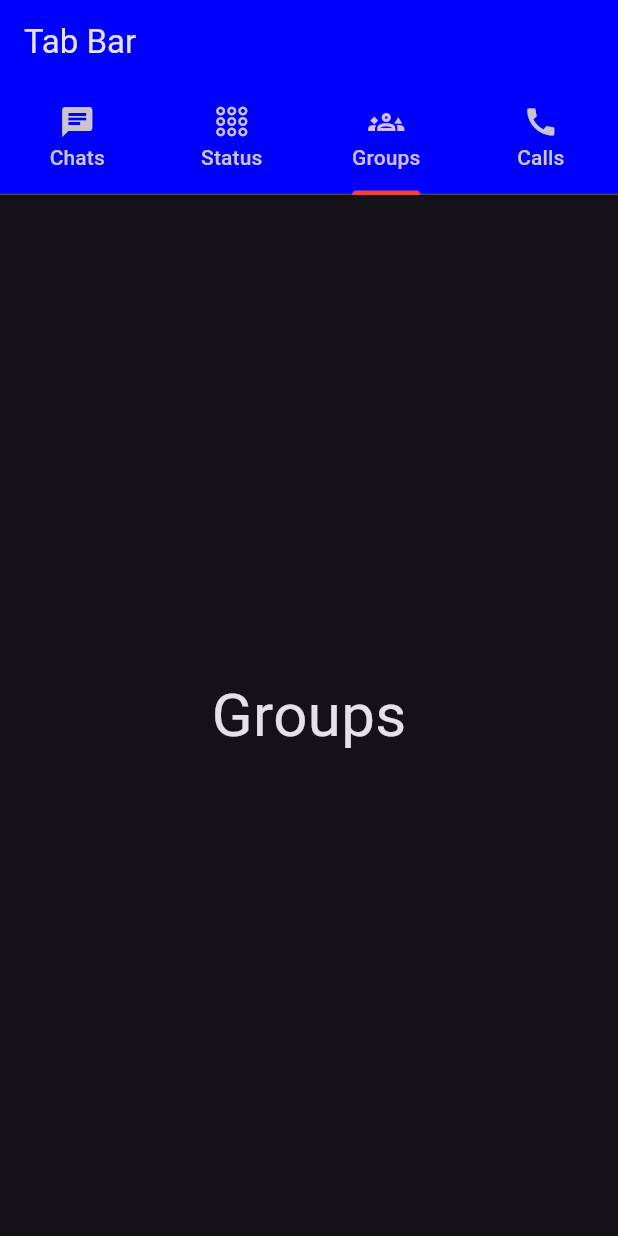
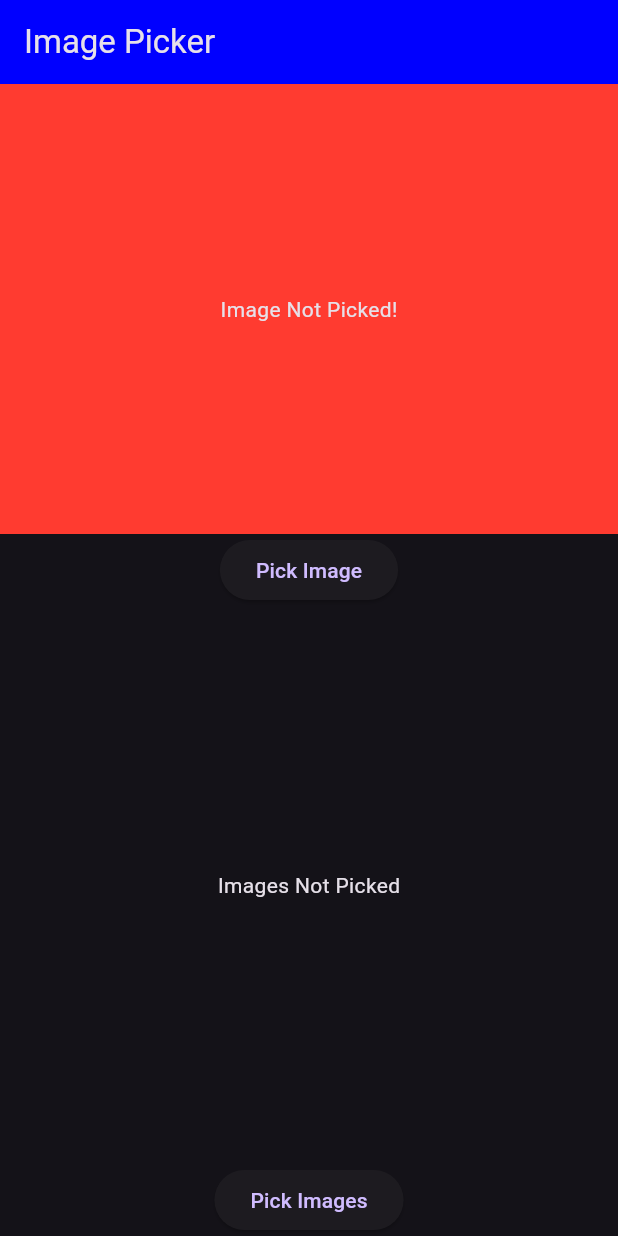
Before and after one commit to AtharvaParadkar/Flutter-Fundamentals, a Flutter app: the screen it shows after launch, on a phone screen of 412 x 824 dp. Run offline on Flutter 3.47's test engine with Material 3 defaults, Android fonts, the phone set to English and light mode, and no system bars; our stand-ins replace animated_text_kit, cached_network_image, image_picker.

Commit message:
Image Picker

```diff
--- /dev/null
+++ b/lib/Widgets/imagepicker.dart
@@ -0,0 +1,93 @@
+// ignore_for_file: avoid_print
+
+import 'dart:io';
+
+import 'package:flutter/cupertino.dart';
+import 'package:flutter/material.dart';
+import 'package:image_picker/image_picker.dart';
+
+class ImagePickerWidget extends StatefulWidget {
+  const ImagePickerWidget({super.key});
+
+  @override
+  State<ImagePickerWidget> createState() => _ImagePickerWidgetState();
+}
+
+class _ImagePickerWidgetState extends State<ImagePickerWidget> {
+  ImagePicker _picker = ImagePicker();
+  //^ XFile is a cross platform file
+  XFile? file;
+  List<XFile>? _files;
+
+  @override
+  Widget build(BuildContext context) {
+    return Scaffold(
+      appBar: AppBar(
+        title: const Text('Image Picker'),
+        backgroundColor: Theme.of(context).primaryColor,
+      ),
+      body: Center(
+        child: Column(
+          mainAxisAlignment: MainAxisAlignment.center,
+          children: [
+            Container(
+              height: 300,
+              width: double.infinity,
+              color: CupertinoColors.destructiveRed,
+              child: Center(
+                child: file == null
+                    ? const Text('Image Not Picked!')
+                    : Image.file(
+                        File(file!.path),
+                        fit: BoxFit.cover,
+                      ),
+              ),
+            ),
+            ElevatedButton(
+              onPressed: () async {
+                final XFile? photo =
+                    await _picker.pickImage(source: ImageSource.gallery);
+                setState(() {
+                  file = photo;
+                });
+                print('Image Picked');
+                print(photo!.path);
+              },
+              child: const Text('Pick Image'),
+            ),
+            Expanded(
+              child: _files == null
+                  ? const Center(child: Text('Images Not Picked'))
+                  : GridView.builder(
+                      gridDelegate:
+                          const SliverGridDelegateWithFixedCrossAxisCount(
+                              crossAxisCount: 2),
+                      itemCount: _files!.length,
+                      shrinkWrap: true,
+                      itemBuilder: (context, index) {
+                        return Image.file(
+                          File(_files![index].path),
+                          fit: BoxFit.cover,
+                        );
+                      },
+                    ),
+            ),
+            ElevatedButton(
+              onPressed: () async {
+                final List<XFile>? photos = await _picker.pickMultiImage();
+                setState(() {
+                  _files = photos;
+                });
+                print('Images Picked');
+                for (int p = 0; p < _files!.length; p++) {
+                  print(photos![p].path);
+                }
+              },
+              child: const Text('Pick Images'),
+            ),
+          ],
+        ),
+      ),
+    );
+  }
+}
--- a/lib/main.dart
+++ b/lib/main.dart
@@ -12,6 +12,7 @@ import "package:flutter_basics/Widgets/drawer.dart";
 import "package:flutter_basics/Widgets/dropdown.dart";
 import "package:flutter_basics/Widgets/form.dart";
 import "package:flutter_basics/Widgets/image.dart";
+import "package:flutter_basics/Widgets/imagepicker.dart";
 import "package:flutter_basics/Widgets/list_grid.dart";
 import "package:flutter_basics/Widgets/rowscolumns.dart";
 import "package:flutter_basics/Widgets/snackbar.dart";
@@ -32,7 +33,7 @@ class MyApp extends StatelessWidget {
         primaryColor: const Color.fromARGB(255, 0, 0, 255),
         brightness: Brightness.dark,
       ),
-      home: const TabbarWidget(),
+      home: const ImagePickerWidget(),
     );
   }
 }
--- a/pubspec.yaml
+++ b/pubspec.yaml
@@ -37,6 +37,7 @@ dependencies:
   cupertino_icons: ^1.0.6
   cached_network_image: ^3.3.1
   animated_text_kit: ^4.2.2
+  image_picker: ^1.1.2
 
 dev_dependencies:
   flutter_test:
```
Also changed, not shown: pubspec.lock, 5 other files.
